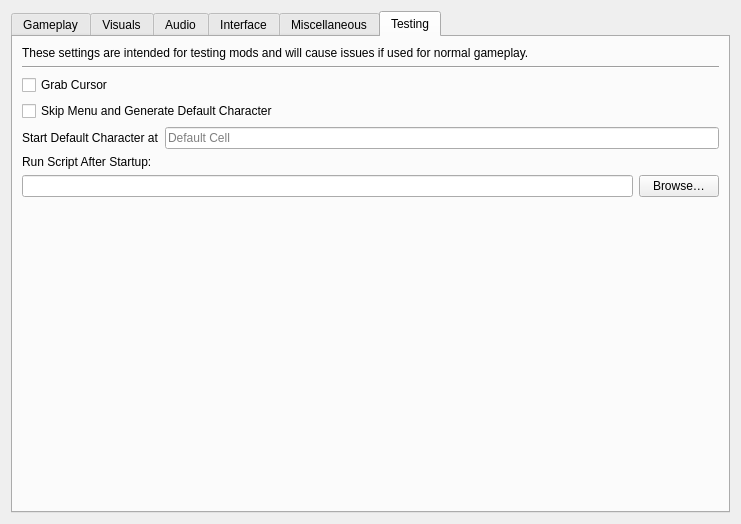
Qt form apps/launcher/ui/settingspage.ui (OpenBethesda/OpenFallout) before a commit.
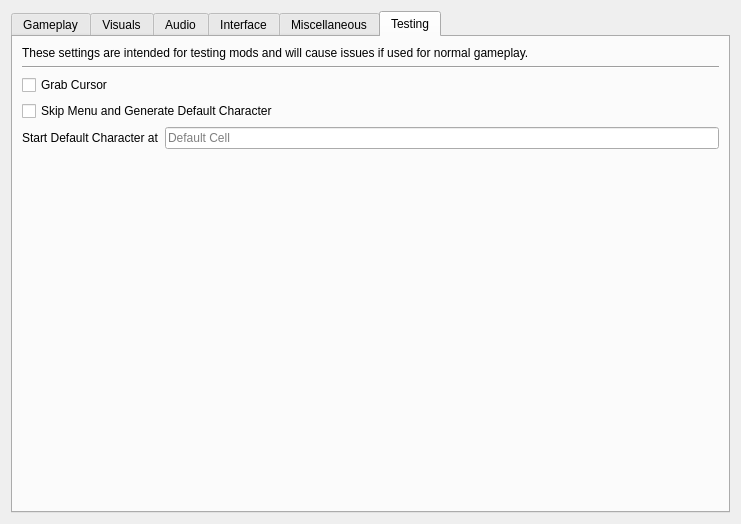
The same form after that commit. The open tabs and pages were chosen to show the change.

Commit message: Stop running Morrowind scripts: the console keeps Lua, per-frame Morrowind scripts and their flags go

```diff
--- a/apps/launcher/ui/settingspage.ui
+++ b/apps/launcher/ui/settingspage.ui
@@ -1612,27 +1612,6 @@
          </item>
         </layout>
        </item>
-       <item>
-        <widget class="QLabel" name="label">
-         <property name="text">
-          <string>Run Script After Startup:</string>
-         </property>
-        </widget>
-       </item>
-       <item>
-        <layout class="QHBoxLayout" name="runScriptAfterStartupHorizontalLayout">
-         <item>
-          <widget class="QLineEdit" name="runScriptAfterStartupField"/>
-         </item>
-         <item>
-          <widget class="QPushButton" name="runScriptAfterStartupBrowseButton">
-           <property name="text">
-            <string>Browse…</string>
-           </property>
-          </widget>
-         </item>
-        </layout>
-       </item>
        <item>
         <spacer>
          <property name="orientation">
```
The commit also changes 80 other files.
